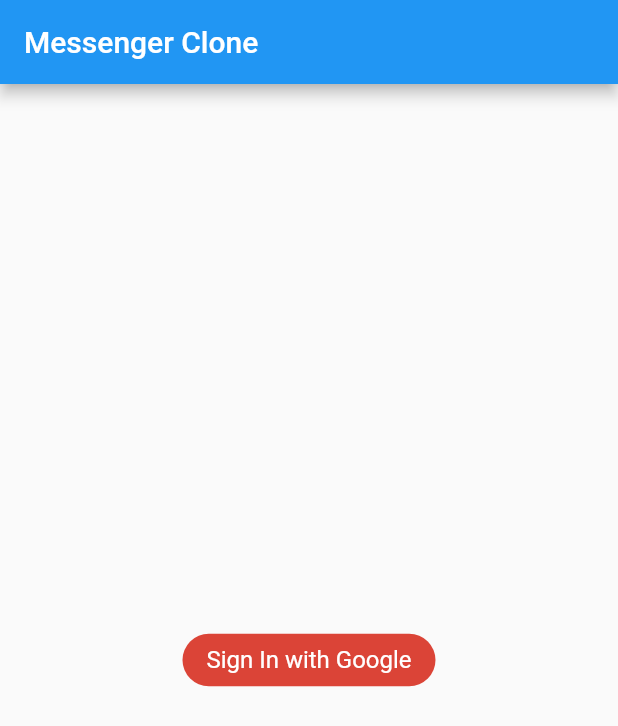
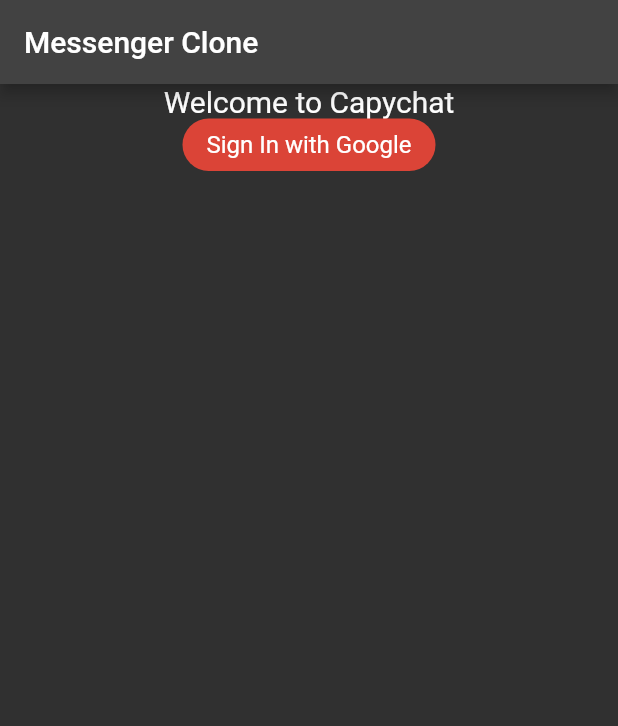
Before and after one commit to cursedpotato/chat_app, a Flutter app: the screen it shows after launch, on a phone screen of 412 x 824 dp. Shown: the top 726 px of the screen. Run offline on Flutter 3.47's test engine with Material 2 defaults, Android fonts, the phone set to English and light mode, and no system bars; our stand-ins replace cloud_firestore, firebase_auth, firebase_core, google_sign_in, random_string, shared_preferences; accounts and stored records are empty.

Commit message:
implementing a dark theme and adding text to the signin page

```diff
--- a/lib/main.dart
+++ b/lib/main.dart
@@ -19,8 +19,8 @@ class MyApp extends StatelessWidget {
     return MaterialApp(
       title: 'Flutter Demo',
       debugShowCheckedModeBanner: false,
-      theme: ThemeData(
-        primarySwatch: Colors.blue,
+      theme: ThemeData.dark(
+
       ),
       home: FutureBuilder(
         future: AuthMethods().getCurrentUser(),
--- a/lib/views/signin.dart
+++ b/lib/views/signin.dart
@@ -18,7 +18,10 @@ class _SignInState extends State<SignIn> {
         title: const Text("Messenger Clone"),
       ),
       body: Center(
-        child: GestureDetector(
+        child: Column(
+          children: [
+            Text("Welcome to Capychat", style: TextStyle(fontSize: 20),),
+            GestureDetector(
               onTap: () {
                 AuthMethods().signInWithGoogle(context);
               },
@@ -34,6 +37,8 @@ class _SignInState extends State<SignIn> {
                 ),
               ),
             ),
+          ],
+        ),
       ),
     );
   }
```
Lines whose indentation alone changed are shown as unchanged.
